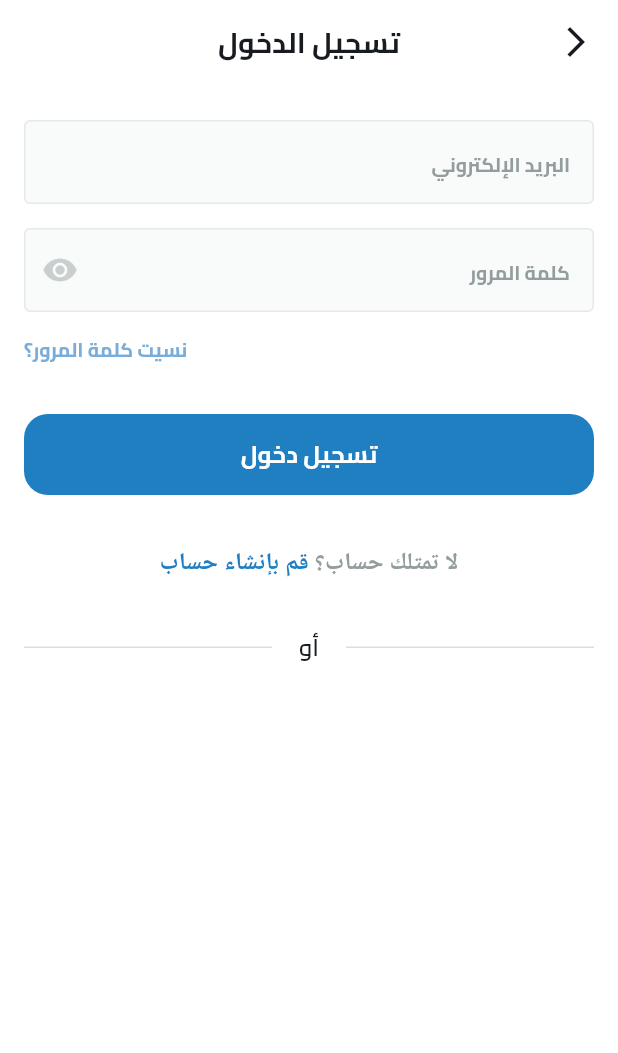
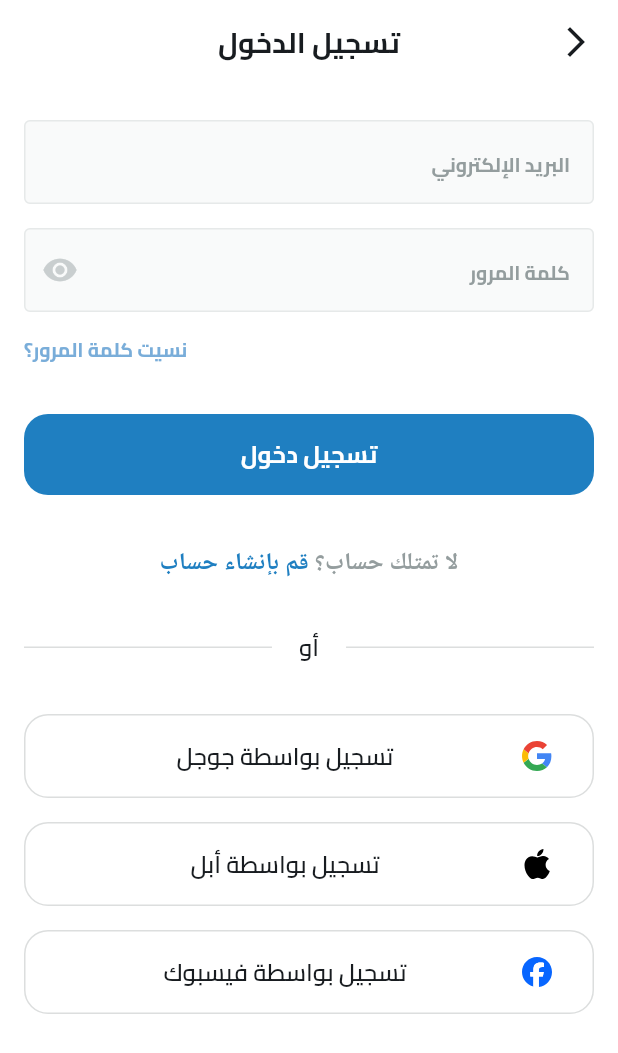
Before and after one commit to abdulrahmanibrahimdawood/E-Commerce, a Flutter app: the screen it shows after launch, after a tap on "تخط", on a phone screen of 412 x 824 dp. Shown: the top 1053 px of the screen. Run offline on Flutter 3.47's test engine with Material 3 defaults, Android fonts, the phone set to English and light mode, and no system bars; our stand-ins replace dots_indicator, flutter_svg, shared_preferences.

Commit message:
Social Login Button

```diff
--- a/lib/core/utils/app_images.dart
+++ b/lib/core/utils/app_images.dart
@@ -6,9 +6,21 @@ class Assets {
   /// assets/images/app_icon.png
   static const String assetsImagesAppIcon = "assets/images/app_icon.png";
 
+  /// Assets for assetsImagesAppleIcon
+  /// assets/images/apple_icon.svg
+  static const String assetsImagesAppleIcon = "assets/images/apple_icon.svg";
+
   /// Assets for assetsImagesBackGround
   /// assets/images/back_ground.svg
   static const String assetsImagesBackGround = "assets/images/back_ground.svg";
+
+  /// Assets for assetsImagesFacebookIcon
+  /// assets/images/facebook_icon.svg
+  static const String assetsImagesFacebookIcon = "assets/images/facebook_icon.svg";
+
+  /// Assets for assetsImagesGoogleIcon
+  /// assets/images/google_icon.svg
+  static const String assetsImagesGoogleIcon = "assets/images/google_icon.svg";
 
   /// Assets for assetsImagesPageViewImage1
   /// assets/images/page_view_image1.png
--- a/lib/features/auth/presentation/views/widgets/login_view_body.dart
+++ b/lib/features/auth/presentation/views/widgets/login_view_body.dart
@@ -1,10 +1,12 @@
 import 'package:e_commerce/constants.dart';
 import 'package:e_commerce/core/utils/app_colors.dart';
+import 'package:e_commerce/core/utils/app_images.dart';
 import 'package:e_commerce/core/utils/app_text_styles.dart';
 import 'package:e_commerce/core/widgets/custom_button.dart';
 import 'package:e_commerce/core/widgets/custom_text_form_feild.dart';
 import 'package:e_commerce/features/auth/presentation/views/widgets/dont_have_an%20_account_widget.dart';
 import 'package:e_commerce/features/auth/presentation/views/widgets/or_divider.dart';
+import 'package:e_commerce/features/auth/presentation/views/widgets/social_login_button.dart';
 import 'package:flutter/material.dart';
 
 class LoginViewBody extends StatelessWidget {
@@ -46,6 +48,24 @@ class LoginViewBody extends StatelessWidget {
             DontHaveAnAccountWidget(),
             SizedBox(height: 33),
             OrDivider(),
+            SizedBox(height: 33),
+            SocialLoginButton(
+              onPressed: () {},
+              image: Assets.assetsImagesGoogleIcon,
+              title: 'تسجيل بواسطة جوجل ',
+            ),
+            SizedBox(height: 16),
+            SocialLoginButton(
+              onPressed: () {},
+              image: Assets.assetsImagesAppleIcon,
+              title: 'تسجيل بواسطة أبل ',
+            ),
+            SizedBox(height: 16),
+            SocialLoginButton(
+              onPressed: () {},
+              image: Assets.assetsImagesFacebookIcon,
+              title: 'تسجيل بواسطة فيسبوك ',
+            ),
           ],
         ),
       ),
--- /dev/null
+++ b/lib/features/auth/presentation/views/widgets/social_login_button.dart
@@ -0,0 +1,40 @@
+import 'package:e_commerce/core/utils/app_text_styles.dart';
+import 'package:flutter/material.dart';
+import 'package:flutter_svg/svg.dart';
+
+class SocialLoginButton extends StatelessWidget {
+  const SocialLoginButton({
+    super.key,
+    required this.image,
+    required this.title,
+    required this.onPressed,
+  });
+  final String image;
+  final String title;
+  final VoidCallback onPressed;
+  @override
+  Widget build(BuildContext context) {
+    return SizedBox(
+      height: 56,
+      width: double.infinity,
+      child: TextButton(
+        style: TextButton.styleFrom(
+          shape: RoundedRectangleBorder(
+            side: BorderSide(width: 1, color: Color(0xffDCDEDE)),
+            borderRadius: BorderRadiusGeometry.circular(16),
+          ),
+        ),
+        onPressed: onPressed,
+        child: ListTile(
+          visualDensity: VisualDensity(vertical: VisualDensity.minimumDensity),
+          leading: SvgPicture.asset(image),
+          title: Text(
+            title,
+            textAlign: TextAlign.center,
+            style: TextStyles.semiBold16,
+          ),
+        ),
+      ),
+    );
+  }
+}
```
Also changed, not shown: assets/images/apple_icon.svg (added), assets/images/facebook_icon.svg (added), assets/images/google_icon.svg (added).
